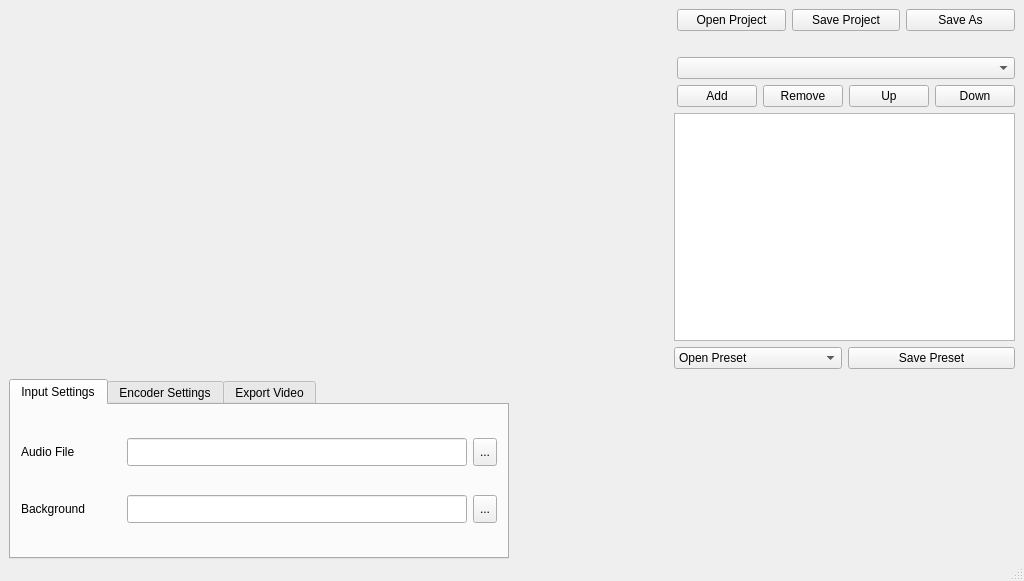
Before: the Qt Designer form mainwindow.ui in djfun/audio-visualizer-python, drawn with Qt 5.
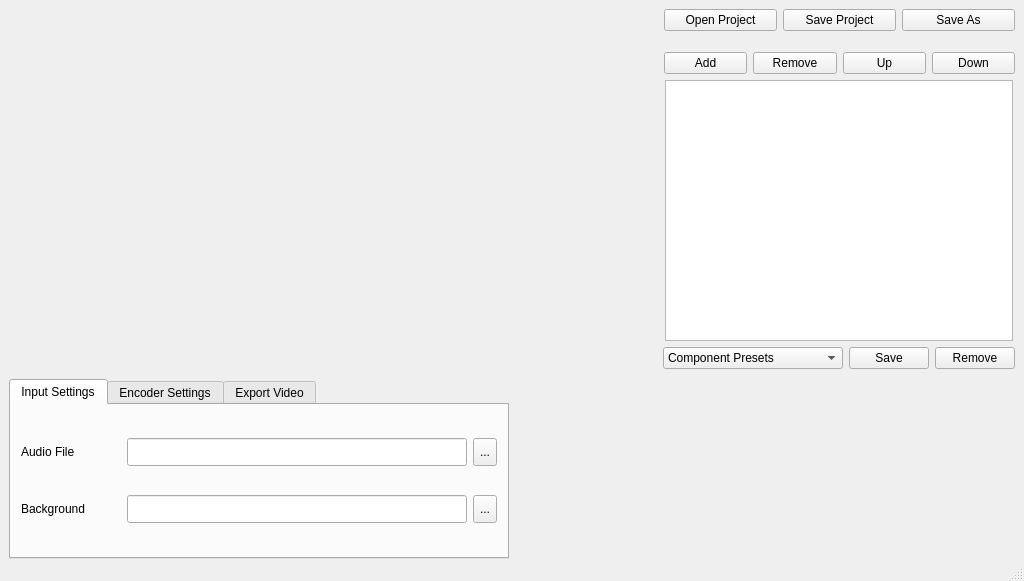
After: the same form once the commit is applied.

Commit message: Add component changed to menu.

Diff of the .ui file:
```diff
--- a/mainwindow.ui
+++ b/mainwindow.ui
@@ -141,27 +141,11 @@
             <property name="sizeHint" stdset="0">
              <size>
               <width>20</width>
-              <height>20</height>
+              <height>15</height>
              </size>
             </property>
            </spacer>
           </item>
-          <item>
-           <widget class="QComboBox" name="comboBox_componentSelection">
-            <property name="sizePolicy">
-             <sizepolicy hsizetype="Minimum" vsizetype="Fixed">
-              <horstretch>0</horstretch>
-              <verstretch>0</verstretch>
-             </sizepolicy>
-            </property>
-            <property name="minimumSize">
-             <size>
-              <width>280</width>
-              <height>0</height>
-             </size>
-            </property>
-           </widget>
-          </item>
           <item>
            <layout class="QHBoxLayout" name="horizontalLayout_14">
             <item>
@@ -197,17 +181,63 @@
          </layout>
         </item>
         <item>
-         <widget class="QListWidget" name="listWidget_componentList">
-          <property name="sizePolicy">
-           <sizepolicy hsizetype="Minimum" vsizetype="Expanding">
-            <horstretch>0</horstretch>
-            <verstretch>0</verstretch>
-           </sizepolicy>
+         <layout class="QHBoxLayout" name="horizontalLayout_7">
+          <property name="leftMargin">
+           <number>4</number>
           </property>
-         </widget>
+          <property name="rightMargin">
+           <number>2</number>
+          </property>
+          <item>
+           <widget class="QListWidget" name="listWidget_componentList">
+            <property name="sizePolicy">
+             <sizepolicy hsizetype="Minimum" vsizetype="Expanding">
+              <horstretch>0</horstretch>
+              <verstretch>0</verstretch>
+             </sizepolicy>
+            </property>
+            <property name="minimumSize">
+             <size>
+              <width>0</width>
+              <height>0</height>
+             </size>
+            </property>
+            <property name="maximumSize">
+             <size>
+              <width>16777215</width>
+              <height>16777215</height>
+             </size>
+            </property>
+            <property name="frameShape">
+             <enum>QFrame::StyledPanel</enum>
+            </property>
+            <property name="frameShadow">
+             <enum>QFrame::Sunken</enum>
+            </property>
+            <property name="lineWidth">
+             <number>1</number>
+            </property>
+            <property name="showDropIndicator" stdset="0">
+             <bool>false</bool>
+            </property>
+            <property name="dragEnabled">
+             <bool>false</bool>
+            </property>
+            <property name="dragDropOverwriteMode">
+             <bool>false</bool>
+            </property>
+            <property name="dragDropMode">
+             <enum>QAbstractItemView::NoDragDrop</enum>
+            </property>
+           </widget>
+          </item>
+         </layout>
         </item>
         <item>
          <layout class="QHBoxLayout" name="horizontalLayout_15">
+          <property name="leftMargin">
+           <number>2</number>
+          </property>
           <item>
            <widget class="QComboBox" name="comboBox_openPreset">
             <property name="sizePolicy">
@@ -216,17 +246,36 @@
               <verstretch>0</verstretch>
              </sizepolicy>
             </property>
+            <property name="minimumSize">
+             <size>
+              <width>180</width>
+              <height>0</height>
+             </size>
+            </property>
             <item>
              <property name="text">
-              <string>Open Preset</string>
+              <string>Component Presets</string>
              </property>
             </item>
            </widget>
           </item>
           <item>
            <widget class="QPushButton" name="pushButton_savePreset">
+            <property name="minimumSize">
+             <size>
+              <width>0</width>
+              <height>0</height>
+             </size>
+            </property>
             <property name="text">
-             <string>Save Preset</string>
+             <string>Save</string>
+            </property>
+           </widget>
+          </item>
+          <item>
+           <widget class="QPushButton" name="pushButton_removePreset">
+            <property name="text">
+             <string>Remove</string>
             </property>
            </widget>
           </item>
```
The commit also changes 1 other file.
